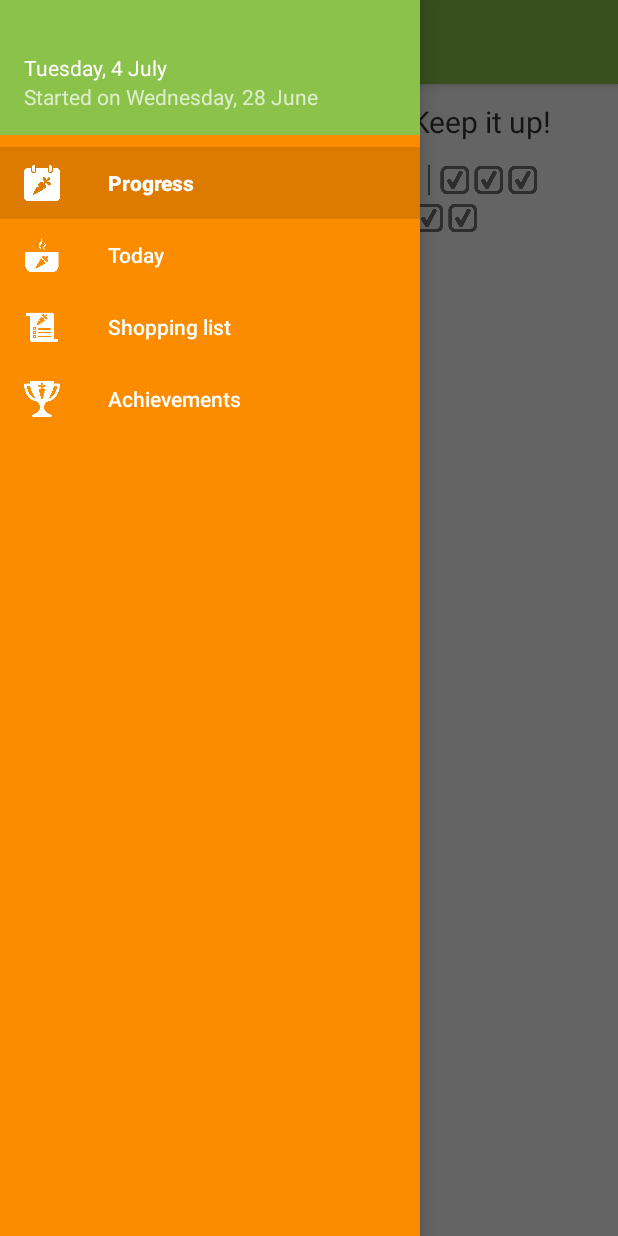
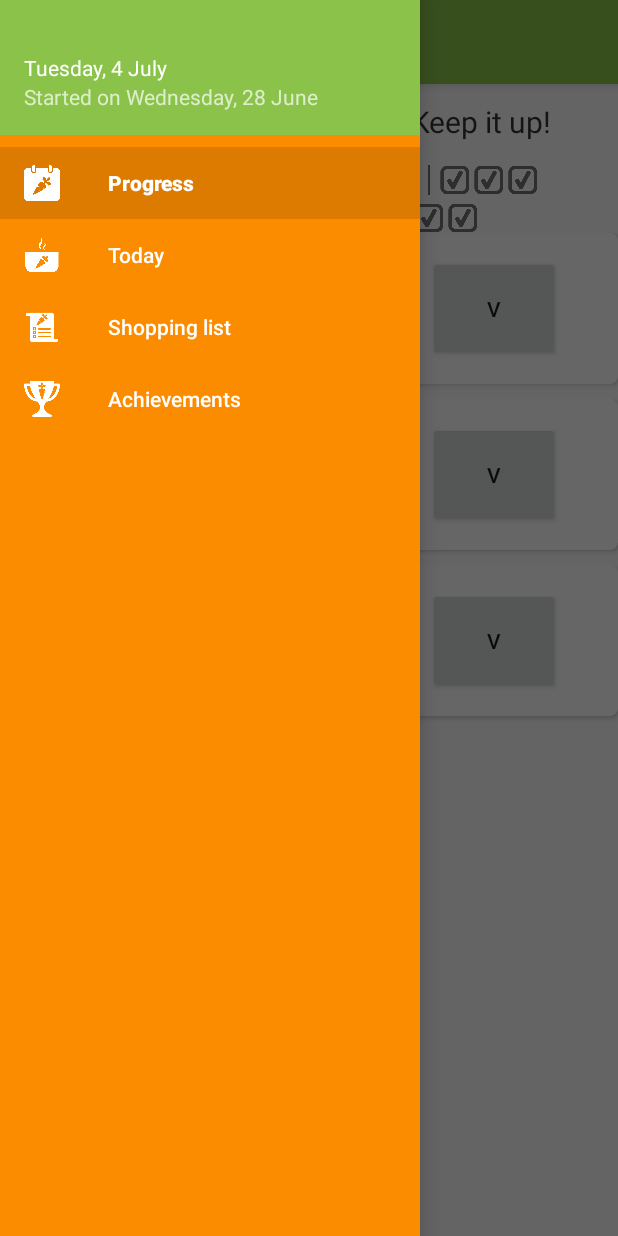
Before and after one commit to YoranRoels/Projecten3_H6, an Android app: the screen it shows after launch (MainActivity), with the side drawer open, on a phone screen of 412 x 824 dp. Run offline under Robolectric (Android 15) with nearby library versions, the phone set to English and light mode, and no system bars; our stand-ins replace ButterKnife, Picasso.

Commit message:
Filled adapters in

```diff
--- a/Projecten3/EvaAndroid/app/build.gradle
+++ b/Projecten3/EvaAndroid/app/build.gradle
@@ -39,4 +39,7 @@ dependencies {
     compile 'com.google.code.gson:gson:2.8.0'
     compile 'com.squareup.retrofit2:retrofit:2.1.0'
     compile 'com.squareup.retrofit2:converter-gson:2.1.0'
+
+    //Picasso
+    compile 'com.squareup.picasso:picasso:2.5.2'
 }
--- a/Projecten3/EvaAndroid/app/src/main/java/projecten3_h6/evaandroid/Domain/Day.java
+++ b/Projecten3/EvaAndroid/app/src/main/java/projecten3_h6/evaandroid/Domain/Day.java
@@ -5,22 +5,42 @@ package projecten3_h6.evaandroid.Domain;
  */
 
 public class Day {
-    private String Date;
+    private String dateOfTheWeek;
+    private String date;
     private Dish dish;
     private String tip;
+    private Boolean completed;
 
-    public Day(String date, Dish dish, String tip) {
-        Date = date;
+    public Day(String dateOfTheWeek, String date, Dish dish, String tip) {
+        this.dateOfTheWeek = dateOfTheWeek;
+        this.date = date;
         this.dish = dish;
         this.tip = tip;
+        completed = false;
+    }
+
+    public Boolean getCompleted() {
+        return completed;
+    }
+
+    public void setCompleted(Boolean completed) {
+        this.completed = completed;
+    }
+
+    public String getDateOfTheWeek() {
+        return dateOfTheWeek;
+    }
+
+    public void setDateOfTheWeek(String dateOfTheWeek) {
+        this.dateOfTheWeek = dateOfTheWeek;
     }
 
     public String getDate() {
-        return Date;
+        return date;
     }
 
     public void setDate(String date) {
-        Date = date;
+        this.date = date;
     }
 
     public Dish getDish() {
--- a/Projecten3/EvaAndroid/app/src/main/java/projecten3_h6/evaandroid/Domain/Dish.java
+++ b/Projecten3/EvaAndroid/app/src/main/java/projecten3_h6/evaandroid/Domain/Dish.java
@@ -15,7 +15,8 @@ public class Dish {
     private List<Ingredient> ingredients;
     private String preparation;
 
-    public Dish(int imageId, String name, CookingTime cookingTime, String difficulty, TypeDish type, List<Ingredient> ingredients, String preparation) {
+    public Dish(int imageId, String name, CookingTime cookingTime, String difficulty, TypeDish type,
+                List<Ingredient> ingredients, String preparation) {
         this.imageId = imageId;
         this.name = name;
         this.cookingTime = cookingTime;
--- /dev/null
+++ b/Projecten3/EvaAndroid/app/src/main/java/projecten3_h6/evaandroid/Fragments/ProgressAdapter.java
@@ -0,0 +1,92 @@
+package projecten3_h6.evaandroid.Fragments;
+
+import android.content.Context;
+import android.support.v7.widget.RecyclerView;
+import android.view.LayoutInflater;
+import android.view.View;
+import android.view.ViewGroup;
+import android.widget.Button;
+import android.widget.CheckBox;
+import android.widget.ImageView;
+import android.widget.TextView;
+
+import com.squareup.picasso.Picasso;
+
+import java.util.ArrayList;
+import butterknife.BindView;
+import butterknife.ButterKnife;
+import butterknife.OnClick;
+import projecten3_h6.evaandroid.Domain.Day;
+import projecten3_h6.evaandroid.Domain.Ingredient;
+import projecten3_h6.evaandroid.R;
+
+/**
+ * Created by jensleirens on 07/07/2017.
+ */
+
+public class ProgressAdapter extends RecyclerView.Adapter<ProgressAdapter.ProgressViewHolder>{
+
+    private int itemCount;
+    private ArrayList<Day> days;
+
+    public ProgressAdapter(ArrayList<Day> days) {
+        this.days = days;
+        this.itemCount = days.size();
+    }
+
+    @Override
+    public ProgressAdapter.ProgressViewHolder onCreateViewHolder(ViewGroup parent, int viewType) {
+        View v = LayoutInflater.from(parent.getContext()).inflate(R.layout.card_progress,parent,false);
+        return new ProgressAdapter.ProgressViewHolder(v);
+    }
+
+    @Override
+    public void onBindViewHolder(ProgressAdapter.ProgressViewHolder holder, int position) {
+        TextView progressDayOfTheWeek = holder.progressDayOfTheWeek;
+        TextView progressDishTitle = holder.progressDishTitle;
+        Button progressDayCompleted = holder.progressDayCompleted; // todo implement button
+        ImageView progressCardImage = holder.progressCardImage;
+
+
+        if(days.get(position).getCompleted() == false){
+            progressDayOfTheWeek.setText(days.get(position).getDateOfTheWeek());
+            progressDishTitle.setText(days.get(position).getDish().getName());
+            Context context = holder.progressCardImage.getContext();
+            Picasso.with(context).load(days.get(position).getDish().getImageId()).into(progressCardImage);
+            progressCardImage.setImageResource(days.get(position).getDish().getImageId());
+        } else {
+            // do something
+        }
+
+
+
+        // todo setlistener for "complete" button
+
+    }
+
+    @Override
+    public int getItemCount() {
+        return itemCount;
+    }
+
+    public static class ProgressViewHolder extends RecyclerView.ViewHolder {
+
+        @BindView(R.id.progressCardDay)
+        public TextView progressDayOfTheWeek;
+
+        @BindView(R.id.progressCardDishTitle)
+        public TextView progressDishTitle;
+
+        @BindView(R.id.progresscompletedBtn)
+        public Button progressDayCompleted;
+
+
+        @BindView(R.id.progresscardImage)
+        public ImageView progressCardImage;
+
+        public ProgressViewHolder(View itemView) {
+            super(itemView);
+            ButterKnife.bind(this,itemView);
+        }
+    }
+}
--- /dev/null
+++ b/Projecten3/EvaAndroid/app/src/main/java/projecten3_h6/evaandroid/Fragments/ProgressEmptyAdapter.java
@@ -0,0 +1,77 @@
+package projecten3_h6.evaandroid.Fragments;
+
+import android.content.Context;
+import android.support.v7.widget.RecyclerView;
+import android.view.LayoutInflater;
+import android.view.View;
+import android.view.ViewGroup;
+import android.widget.Button;
+import android.widget.ImageView;
+import android.widget.TextView;
+
+import com.squareup.picasso.Picasso;
+
+import java.util.ArrayList;
+
+import butterknife.BindView;
+import butterknife.ButterKnife;
+import projecten3_h6.evaandroid.Domain.Day;
+import projecten3_h6.evaandroid.R;
+
+/**
+ * Created by jensleirens on 07/07/2017.
+ */
+
+public class ProgressEmptyAdapter  extends RecyclerView.Adapter<ProgressAdapter.ProgressViewHolder>{
+
+    private int itemCount;
+    private ArrayList<Day> days;
+
+    public ProgressEmptyAdapter(ArrayList<Day> days) {
+        this.days = days;
+        this.itemCount = days.size();
+    }
+
+    @Override
+    public ProgressAdapter.ProgressViewHolder onCreateViewHolder(ViewGroup parent, int viewType) {
+        View v = LayoutInflater.from(parent.getContext()).inflate(R.layout.card_progress_empty,parent,false);
+        return new ProgressAdapter.ProgressViewHolder(v);
+    }
+
+    @Override
+    public void onBindViewHolder(ProgressAdapter.ProgressViewHolder holder, int position) {
+        TextView progressDayOfTheWeek = holder.progressDayOfTheWeek;
+        TextView progressDishTitle = holder.progressDishTitle;
+        ImageView progressCardImage = holder.progressCardImage;
+
+        //the logic will be implemented on the fragment itself
+
+
+
+
+        // todo setlistener for "complete" button
+
+    }
+
+    @Override
+    public int getItemCount() {
+        return itemCount;
+    }
+
+    public static class ProgressViewHolder extends RecyclerView.ViewHolder {
+
+        @BindView(R.id.progressCardDay)
+        public TextView progressDayOfTheWeek;
+
+        @BindView(R.id.progressCardDishTitle)
+        public TextView progressDishTitle;
+
+        @BindView(R.id.progresscardImage)
+        public ImageView progressCardImage;
+
+        public ProgressViewHolder(View itemView) {
+            super(itemView);
+            ButterKnife.bind(this,itemView);
+        }
+    }
+}
--- a/Projecten3/EvaAndroid/app/src/main/java/projecten3_h6/evaandroid/Fragments/ProgressFragment.java
+++ b/Projecten3/EvaAndroid/app/src/main/java/projecten3_h6/evaandroid/Fragments/ProgressFragment.java
@@ -3,6 +3,8 @@ package projecten3_h6.evaandroid.Fragments;
 import android.os.Bundle;
 import android.support.annotation.Nullable;
 import android.support.v4.app.Fragment;
+import android.support.v7.widget.LinearLayoutManager;
+import android.support.v7.widget.RecyclerView;
 import android.view.LayoutInflater;
 import android.view.View;
 import android.view.ViewGroup;
@@ -15,6 +17,7 @@ import java.util.List;
 import butterknife.BindView;
 import butterknife.ButterKnife;
 import projecten3_h6.evaandroid.Domain.CookingTime;
+import projecten3_h6.evaandroid.Domain.Day;
 import projecten3_h6.evaandroid.Domain.Dish;
 import projecten3_h6.evaandroid.Domain.Ingredient;
 import projecten3_h6.evaandroid.Domain.TypeDish;
@@ -26,13 +29,95 @@ import projecten3_h6.evaandroid.R;
 
 public class ProgressFragment extends Fragment {
 
+    @BindView(R.id.progressRecyclerView) RecyclerView mRecyclerView;
+
+    protected RecyclerView.LayoutManager mLayoutManager;
+    private ProgressAdapter adapter ;
+    private ArrayList<Day> days = new ArrayList<>();
+
     @Nullable
     @Override
     public View onCreateView(LayoutInflater inflater, @Nullable ViewGroup container, @Nullable Bundle savedInstanceState) {
         View v = inflater.inflate(R.layout.fragment_progress, container, false);
         ButterKnife.bind(this,v);
 
+        //todo implement empty progress adapter
+        //todo implement progress picker dialog
+
+        mLayoutManager = new LinearLayoutManager(getActivity());
+        mRecyclerView.setLayoutManager(mLayoutManager);
+
+        initdata();
+
+        adapter = new ProgressAdapter(days);
+        mRecyclerView.setAdapter(adapter);
         return v;
+    }
+
+    public void initdata(){
+        List<Ingredient> ingredients = new ArrayList<>();
+        ingredients.add(new Ingredient("Wortelen","10"));
+        ingredients.add(new Ingredient("Tomaten","10"));
+        ingredients.add(new Ingredient("Ajuin","2"));
+        ingredients.add(new Ingredient("Prei","5"));
+        ingredients.add(new Ingredient("Zout","200g"));
+        ingredients.add(new Ingredient("Wortelen","10"));
+
+        days.add(new Day("Monday","10/07/2017",new Dish(R.drawable.winterovenschotel,"Winterovenschotel met Le Puy-linzen", CookingTime.MEDIUM, "Beginner", TypeDish.MAINDISH,
+                ingredients,
+                "1. Kook de linzen gaar in de groentenbouillon samen met een blaadje laurier," +
+                        " een halve ui en 1/2 tl gedroogde tijm.\n" +
+                        "\n" +
+                        "2. Versnipper de rest van de uit en stoof ze aan in 3 el olijfolie." +
+                        " Voeg de look, groenten, wat zout en de gemengde mediterraanse kruiden toe en laat alles zo goed als gaar stoven" +
+                        " met het deksel op de pan. Voeg eventueel wat water toe als de groenten dreigen aan te branden.\n" +
+                        "\n" +
+                        "3. Warm de oven voor op 18°C en vet een ovenschaal in. Meng het broodkruim met de boter," +
+                        " 2 teentjes fijngehakte knoflook, de verse kruiden, zout en peper.\n" +
+                        "\n" +
+                        "4. Meng de gekookte linzen (haal de halve ui en het laurierblad eruit)," +
+                        " de groenten en de noten onder elkaar in de ovenschotel." +
+                        " Leg bovenop een laagje van het broodkruim en bak de schotel zo'n 10 minuten in de oven," +
+                        " tot het korstje licht verkleurt."),
+                "A durum a day keeps the vegan away"));
+
+        days.add(new Day("Tuesday","11/07/2017",new Dish(R.drawable.winterovenschotel,"Lasagna with vegetables", CookingTime.SHORT, "Beginner", TypeDish.MAINDISH,
+                ingredients,
+                "1. Kook de linzen gaar in de groentenbouillon samen met een blaadje laurier," +
+                        " een halve ui en 1/2 tl gedroogde tijm.\n" +
+                        "\n" +
+                        "2. Versnipper de rest van de uit en stoof ze aan in 3 el olijfolie." +
+                        " Voeg de look, groenten, wat zout en de gemengde mediterraanse kruiden toe en laat alles zo goed als gaar stoven" +
+                        " met het deksel op de pan. Voeg eventueel wat water toe als de groenten dreigen aan te branden.\n" +
+                        "\n" +
+                        "3. Warm de oven voor op 18°C en vet een ovenschaal in. Meng het broodkruim met de boter," +
+                        " 2 teentjes fijngehakte knoflook, de verse kruiden, zout en peper.\n" +
+                        "\n" +
+                        "4. Meng de gekookte linzen (haal de halve ui en het laurierblad eruit)," +
+                        " de groenten en de noten onder elkaar in de ovenschotel." +
+                        " Leg bovenop een laagje van het broodkruim en bak de schotel zo'n 10 minuten in de oven," +
+                        " tot het korstje licht verkleurt."),
+                "you can never have enough veggies"));
+
+        days.add(new Day("Wednesday","12/07/2017",new Dish(R.drawable.winterovenschotel,"Veggie Pizza", CookingTime.LONG, "Proffesional", TypeDish.MAINDISH,
+                ingredients,
+                "1. Kook de linzen gaar in de groentenbouillon samen met een blaadje laurier," +
+                        " een halve ui en 1/2 tl gedroogde tijm.\n" +
+                        "\n" +
+                        "2. Versnipper de rest van de uit en stoof ze aan in 3 el olijfolie." +
+                        " Voeg de look, groenten, wat zout en de gemengde mediterraanse kruiden toe en laat alles zo goed als gaar stoven" +
+                        " met het deksel op de pan. Voeg eventueel wat water toe als de groenten dreigen aan te branden.\n" +
+                        "\n" +
+                        "3. Warm de oven voor op 18°C en vet een ovenschaal in. Meng het broodkruim met de boter," +
+                        " 2 teentjes fijngehakte knoflook, de verse kruiden, zout en peper.\n" +
+                        "\n" +
+                        "4. Meng de gekookte linzen (haal de halve ui en het laurierblad eruit)," +
+                        " de groenten en de noten onder elkaar in de ovenschotel." +
+                        " Leg bovenop een laagje van het broodkruim en bak de schotel zo'n 10 minuten in de oven," +
+                        " tot het korstje licht verkleurt."),
+                "There is no meat on mars!"));
+
+
     }
 
     @Override
--- a/Projecten3/EvaAndroid/app/src/main/res/layout/card_progress.xml
+++ b/Projecten3/EvaAndroid/app/src/main/res/layout/card_progress.xml
@@ -1,7 +1,7 @@
 <?xml version="1.0" encoding="utf-8"?>
 <LinearLayout xmlns:android="http://schemas.android.com/apk/res/android"
     android:orientation="vertical" android:layout_width="match_parent"
-    android:layout_height="match_parent"
+    android:layout_height="wrap_content"
     xmlns:card_view="http://schemas.android.com/apk/res-auto">
 
     <android.support.v7.widget.CardView
@@ -15,7 +15,7 @@
         android:id="@+id/card_view"
         card_view:cardBackgroundColor="@color/contentColor"
         card_view:cardCornerRadius="5dp"
-        android:layout_marginBottom="0.25dp">
+        android:layout_marginBottom="10dp">
 
         <LinearLayout
             android:orientation="horizontal"
@@ -27,7 +27,8 @@
             <ImageView
                 android:layout_width="100dp"
                 android:layout_height="70dp"
-                android:src="@drawable/winterovenschotel"/>
+                android:src="@drawable/winterovenschotel"
+                android:id="@+id/progresscardImage"/>
 
             <LinearLayout
                 android:paddingLeft="15dp"
--- a/Projecten3/EvaAndroid/app/src/main/res/layout/card_progress_empty.xml
+++ b/Projecten3/EvaAndroid/app/src/main/res/layout/card_progress_empty.xml
@@ -27,7 +27,8 @@
             <ImageView
                 android:layout_width="100dp"
                 android:layout_height="70dp"
-                android:src="@color/grayMedium"/>
+                android:src="@color/grayMedium"
+                android:id="@+id/progresscardImage"/>
 
             <LinearLayout
                 android:paddingLeft="15dp"
```
